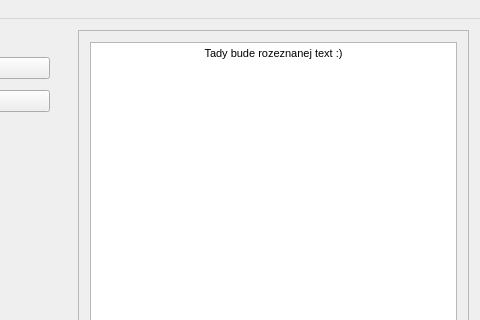
Above: mainwindow.ui from Jamiroquai88/ZPO before the change; both pictures show x 720 to 1200 and y 0 to 320 of the 1200 by 600 pixel window. Below: the same form after it.
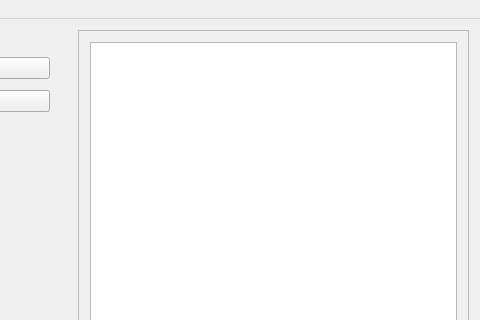
That is the form after the change. Custom widgets are drawn as their Qt base class.

```diff
--- a/mainwindow.ui
+++ b/mainwindow.ui
@@ -158,7 +158,7 @@
 &lt;html&gt;&lt;head&gt;&lt;meta name=&quot;qrichtext&quot; content=&quot;1&quot; /&gt;&lt;style type=&quot;text/css&quot;&gt;
 p, li { white-space: pre-wrap; }
 &lt;/style&gt;&lt;/head&gt;&lt;body style=&quot; font-family:'Ubuntu'; font-size:11pt; font-weight:400; font-style:normal;&quot;&gt;
-&lt;p align=&quot;center&quot; style=&quot; margin-top:0px; margin-bottom:0px; margin-left:0px; margin-right:0px; -qt-block-indent:0; text-indent:0px;&quot;&gt;&lt;span style=&quot; font-family:'MS Shell Dlg 2'; font-size:8.25pt;&quot;&gt;Tady bude rozeznanej text :)&lt;/span&gt;&lt;/p&gt;&lt;/body&gt;&lt;/html&gt;</string>
+&lt;p align=&quot;center&quot; style=&quot;-qt-paragraph-type:empty; margin-top:0px; margin-bottom:0px; margin-left:0px; margin-right:0px; -qt-block-indent:0; text-indent:0px;&quot;&gt;&lt;br /&gt;&lt;/p&gt;&lt;/body&gt;&lt;/html&gt;</string>
          </property>
          <property name="acceptRichText">
           <bool>true</bool>
```
Left out of the diff: 3 changed lines with no effect on the pictures.
